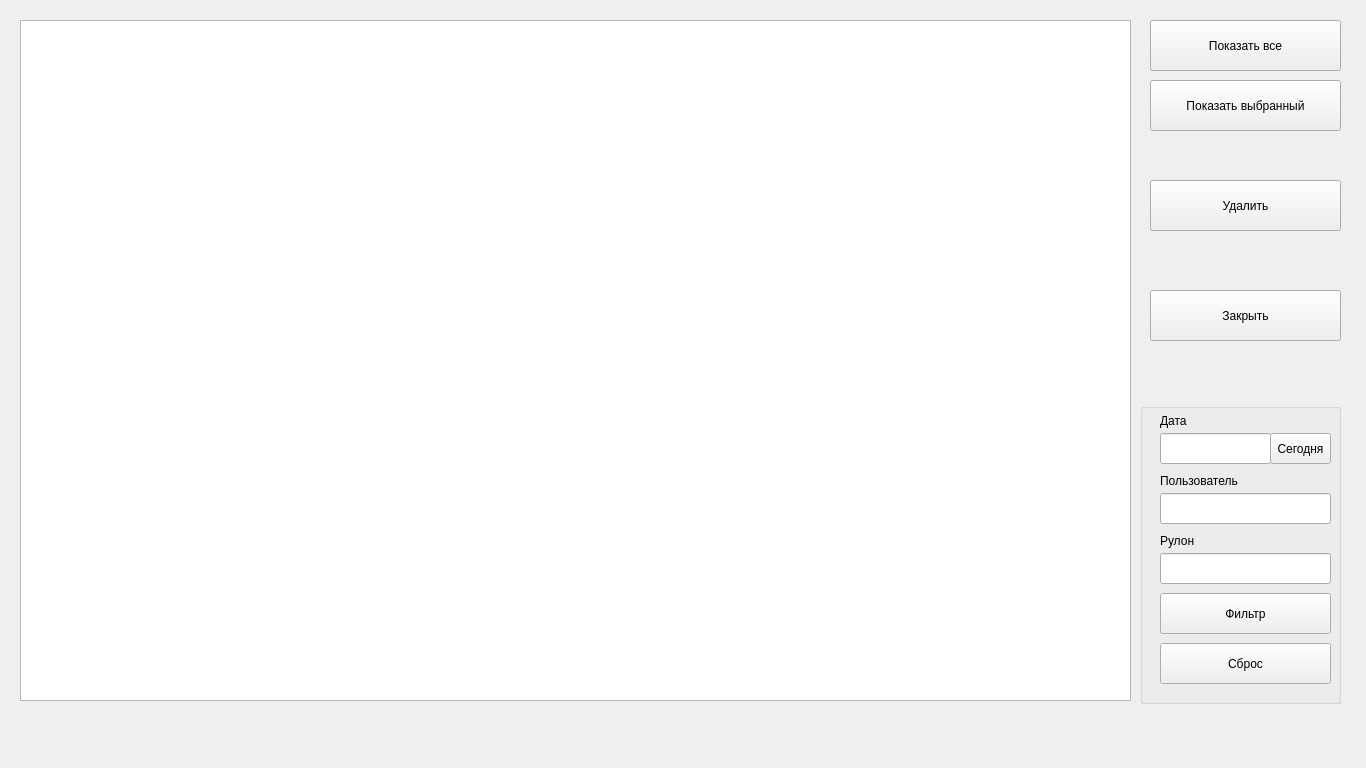
Qt form sqlfilter.ui (SergeyPesterevD-TEST/Abest2) before a commit.
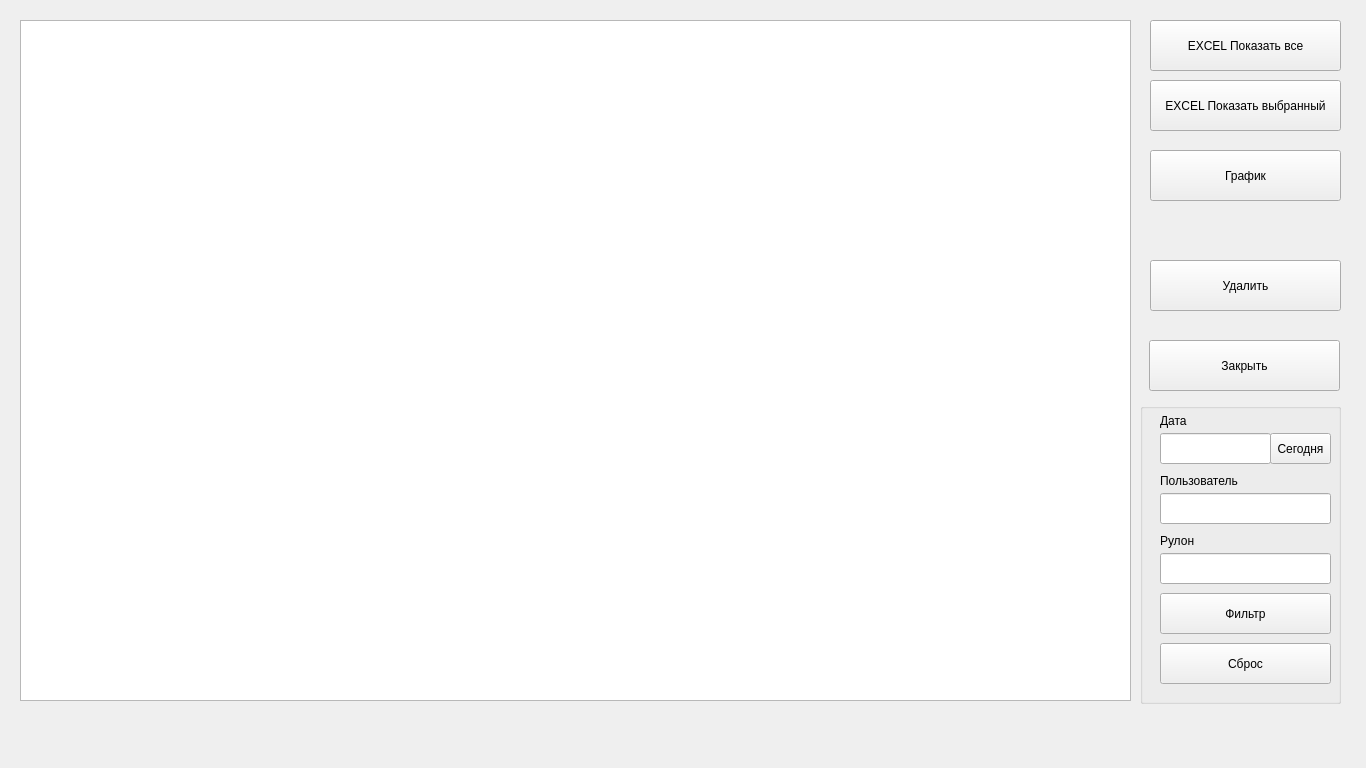
The same form after that commit.

Commit message: fixed: empty chart, empty tables, add watchdog

Patch:
```diff
--- a/sqlfilter.ui
+++ b/sqlfilter.ui
@@ -23,14 +23,14 @@
     </rect>
    </property>
    <property name="text">
-    <string>Показать все</string>
+    <string>EXCEL Показать все</string>
    </property>
   </widget>
   <widget class="QPushButton" name="pushButton_2">
    <property name="geometry">
     <rect>
-     <x>1150</x>
-     <y>290</y>
+     <x>1149</x>
+     <y>340</y>
      <width>191</width>
      <height>51</height>
     </rect>
@@ -73,7 +73,7 @@
     </rect>
    </property>
    <property name="text">
-    <string>Показать выбранный</string>
+    <string>EXCEL Показать выбранный</string>
    </property>
   </widget>
   <widget class="QGroupBox" name="groupBox">
@@ -201,7 +201,7 @@
    <property name="geometry">
     <rect>
      <x>1150</x>
-     <y>180</y>
+     <y>260</y>
      <width>191</width>
      <height>51</height>
     </rect>
@@ -210,6 +210,19 @@
     <string>Удалить</string>
    </property>
   </widget>
+  <widget class="QPushButton" name="ChartButton">
+   <property name="geometry">
+    <rect>
+     <x>1150</x>
+     <y>150</y>
+     <width>191</width>
+     <height>51</height>
+    </rect>
+   </property>
+   <property name="text">
+    <string>График</string>
+   </property>
+  </widget>
  </widget>
  <resources/>
  <connections/>
```
The commit also changes 26 other files.
